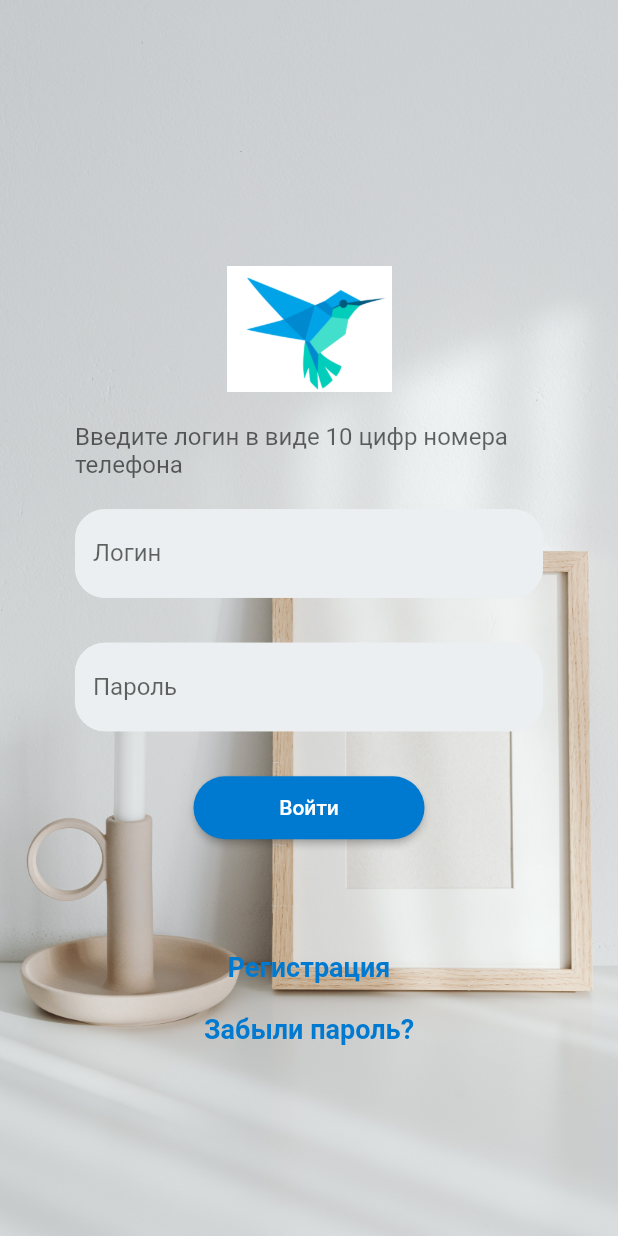
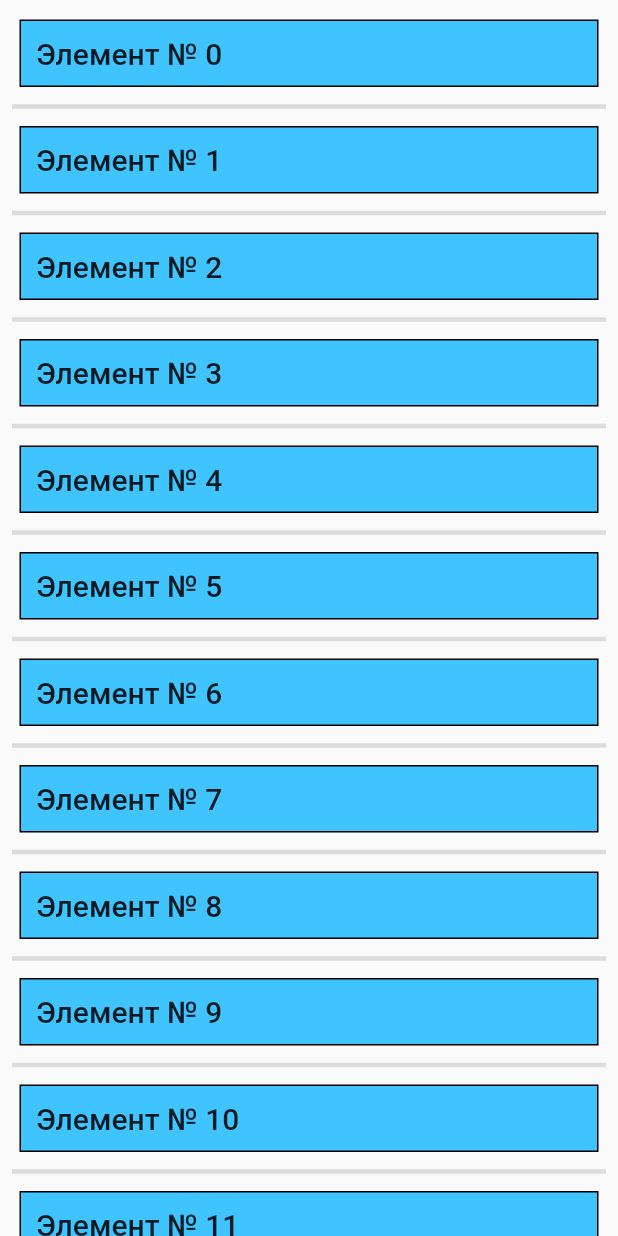
Before and after one commit to Aliv1380/app22.1, a Flutter app: the screen it shows after launch, on a phone screen of 412 x 824 dp. Run offline on Flutter 3.47's test engine with Material 2 defaults, Android fonts, the phone set to English and light mode, and no system bars; our stand-ins replace syncfusion_flutter_sliders; missing offline and left inert: sliding_switch.

Commit message:
Добавлена работа со списками 1/2 урока.   Коммит для потенцильного разбора на вебинаре

```diff
--- /dev/null
+++ b/lib/screens/list_view_screen.dart
@@ -0,0 +1,102 @@
+
+
+import 'package:flutter/material.dart';
+
+class ListViewScreen extends StatelessWidget {
+  const ListViewScreen({Key? key}) : super(key: key);
+
+  @override
+  Widget build(BuildContext context) {
+    return MaterialApp(
+      home: Scaffold(
+        body: SimpleListSeparated(),
+      ),
+    );
+  }
+}
+
+class SimpleList extends StatelessWidget {
+  const SimpleList({Key? key}) : super(key: key);
+
+  @override
+  Widget build(BuildContext context) {
+    return ListView(
+      scrollDirection: Axis.vertical,
+      children: [
+        Text('111'),
+        Text('222'),
+        Text('333'),
+        Text('444'),
+        Text('555'),
+        MyListItem(number: 1),
+        MyListItem(number: 1),
+        MyListItem(number: 1),
+        MyListItem(number: 1),
+        MyListItem(number: 1),
+        MyListItem(number: 1),
+        MyListItem(number: 1),
+        MyListItem(number: 1),
+     ],
+    );
+  }
+}
+
+
+
+class MyListItem extends StatelessWidget {
+  const MyListItem({Key? key, required this.number}) : super(key: key);
+  final int number;
+
+  @override
+  Widget build(BuildContext context) {
+    return Container(
+      padding: EdgeInsets.all(10),
+      margin: EdgeInsets.all(5),
+      decoration: BoxDecoration(
+        color: Colors.lightBlueAccent,
+        border: Border.all(),
+      ),
+      child: Text('Элемент № $number',
+      style: Theme.of(context).textTheme.headline6,
+      ),
+
+    );
+  }
+}
+
+class SimpleListBuilder extends StatelessWidget {
+  SimpleListBuilder({Key? key}) : super(key: key);
+  var list = List<int>.generate(50, (i) => i+1);
+
+  @override
+  Widget build(BuildContext context) {
+    return ListView.builder(
+        padding: EdgeInsets.all(8),
+        itemCount: 30,
+
+        itemBuilder: (BuildContext context, int index){
+          return MyListItem(number: index);
+        }
+
+    );
+  }
+}
+
+class SimpleListSeparated extends StatelessWidget {
+  SimpleListSeparated({Key? key}) : super(key: key);
+  var list = List<int>.generate(50, (i) => i+1);
+
+  @override
+  Widget build(BuildContext context) {
+    return ListView.separated(
+        padding: EdgeInsets.all(8),
+        itemCount: list.length,
+
+        itemBuilder: (BuildContext context, int index){
+          return MyListItem(number: index);
+        },
+      separatorBuilder: (BuildContext context, int index)=>Divider(thickness: 3,),
+
+    );
+  }
+}
```
Also changed, not shown: lib/main.dart (+17 -10 lines).
